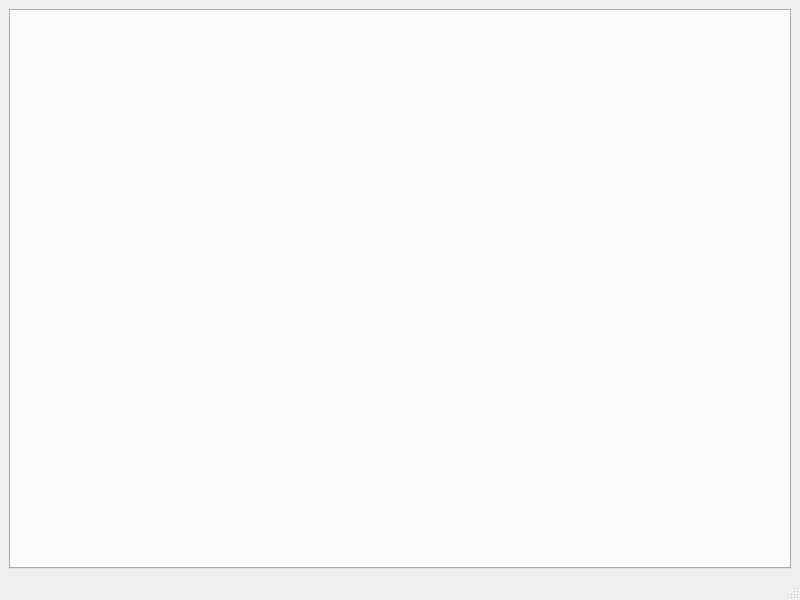
The window that client/ui/chatbox.ui (Spiek/etuprom-qt) describes before a commit, drawn with Qt 5.
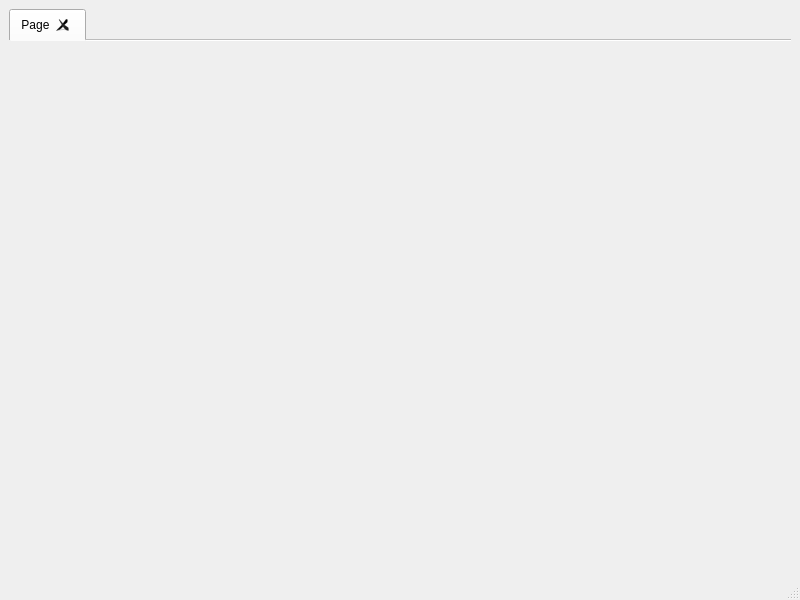
The same window after the commit.

The edit to the form file:
```diff
--- a/client/ui/chatbox.ui
+++ b/client/ui/chatbox.ui
@@ -17,9 +17,35 @@
    <layout class="QGridLayout" name="gridLayout">
     <item row="0" column="0">
      <widget class="QTabWidget" name="tabWidget">
+      <property name="autoFillBackground">
+       <bool>false</bool>
+      </property>
+      <property name="tabPosition">
+       <enum>QTabWidget::North</enum>
+      </property>
+      <property name="tabShape">
+       <enum>QTabWidget::Rounded</enum>
+      </property>
       <property name="currentIndex">
        <number>-1</number>
       </property>
+      <property name="usesScrollButtons">
+       <bool>true</bool>
+      </property>
+      <property name="documentMode">
+       <bool>true</bool>
+      </property>
+      <property name="tabsClosable">
+       <bool>true</bool>
+      </property>
+      <property name="movable">
+       <bool>true</bool>
+      </property>
+      <widget class="QWidget" name="tab">
+       <attribute name="title">
+        <string>Page</string>
+       </attribute>
+      </widget>
      </widget>
     </item>
    </layout>
```
Left out of the diff: 2 changed lines with no effect on the pictures.
